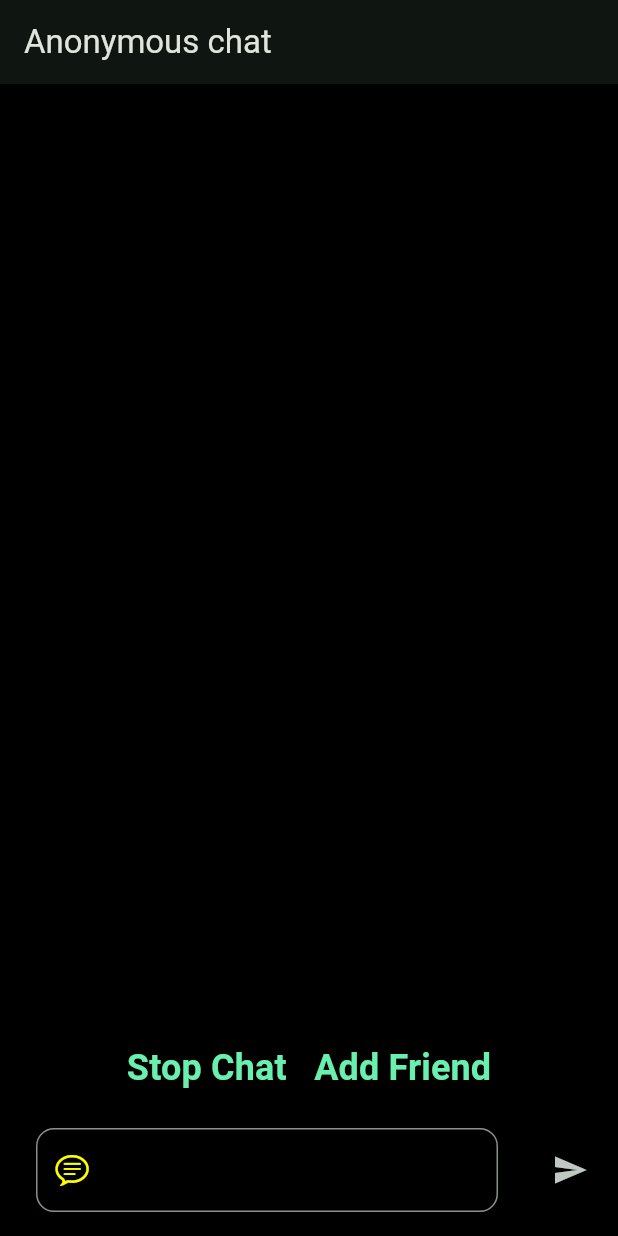
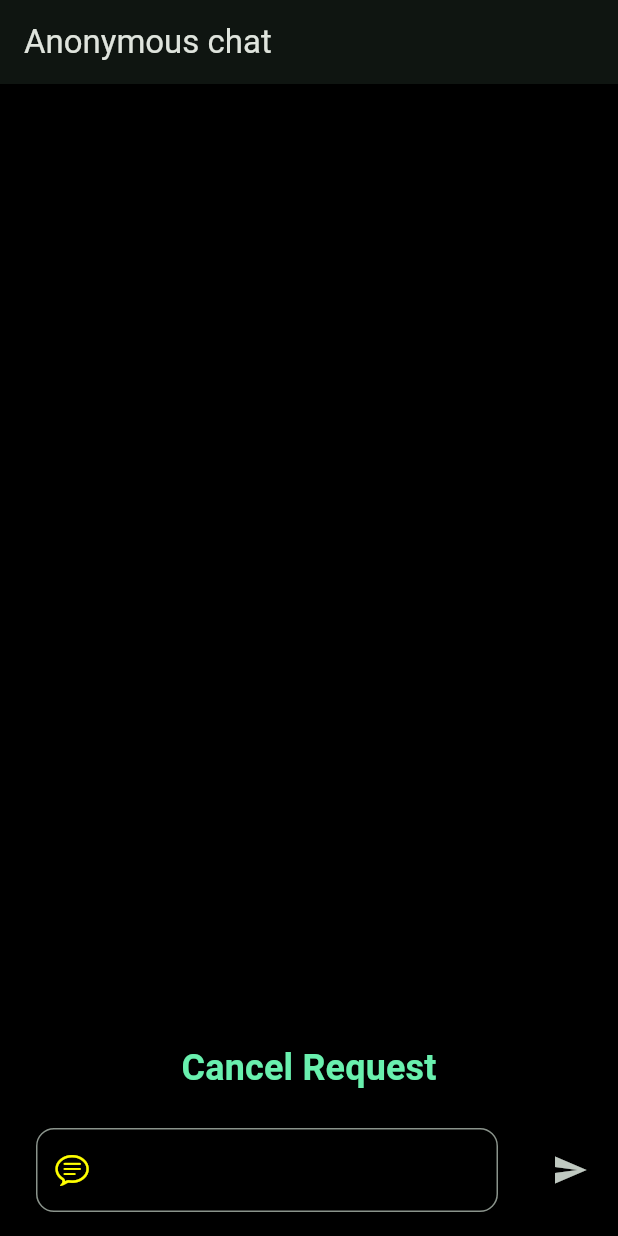
Before and after one commit to SCOSynoc/buzz_chat, a Flutter app: the ChatScreen screen opened directly with empty values, after a tap on "Add Friend", on a phone screen of 412 x 824 dp. Run offline on Flutter 3.47's test engine with Material 3 defaults, Android fonts, the phone set to English and light mode, and no system bars; our stand-ins replace avatar_glow, cloud_firestore, faker, firebase_auth, firebase_core, flutter_bloc and 6 more; missing offline and left inert: fluttermoji, get_ip_address, random_avatar; accounts and stored records are empty; generated files the repository leaves out were written again; Roboto replaces fonts that are missing (Acme).

Commit message:
The add friend request feature is completed

```diff
--- a/lib/blocs/AuthBlocs/auth_bloc.dart
+++ b/lib/blocs/AuthBlocs/auth_bloc.dart
@@ -3,6 +3,7 @@ import 'dart:convert';
 
 import 'package:buzz_chat/repository/Local_storage.dart';
 import 'package:buzz_chat/repository/auth_repositury.dart';
+import 'package:flutter/foundation.dart';
 import 'package:flutter_bloc/flutter_bloc.dart';
 import 'package:get_ip_address/get_ip_address.dart';
 
@@ -24,7 +25,9 @@ class AuthBloc extends Bloc<AuthEvents,AuthStates> {
     on<SendFriendRequest>(_onSendOrCancelFriendRequest);
     on<AcceptFriendRequest>(_onAcceptFriendRequest);
     on<RequestCheckIfAlreadyAFriend>(_onCheckIfAlreadyAFriend);
-  }
+    on<CheckIfAlreadyARequestSent>(_onCheckIfAlreadyRequestSent);
+    on<GetFriendRequestList>(_onGetFriendRequestList);
+    on<GetFriendsList>(_onGetFriendsList);
   }
 
   AuthService service = AuthService()..initializeInstances();
@@ -186,22 +189,58 @@ class AuthBloc extends Bloc<AuthEvents,AuthStates> {
   void _onSendOrCancelFriendRequest(SendFriendRequest event, Emitter<AuthStates> emit) async{
     print("The event called this is great ${event.friendId} and ${event.userId}");
     bool sentOrCancel = await service.sendOrCancelFriendRequest(event.userId, event.friendId);
+      print("The value in _onSendOrCancelFriendRequest :: () :: $sentOrCancel");
+    emit(AuthLoading(loading: true));
     if(sentOrCancel){
       emit(FriendRequestSent(alreadySent: sentOrCancel));
+      emit(AuthLoading(loading: false));
     }else{
       emit(FriendRequestSent(alreadySent: sentOrCancel));
+      emit(AuthLoading(loading: false));
+    }
+    /// To update text  state to 'add Friend' on chat screen we are calling this function
+    add(CheckIfAlreadyARequestSent(friendId: event.friendId, userId: event.userId));
+  }
+
+
+
+  void _onAcceptFriendRequest(AcceptFriendRequest event, Emitter<AuthStates> emit)async {
+    bool acceptOrReject = await service.acceptOrRejectFriendRequest(event.userId, event.friendId);
+    emit(AuthLoading(loading: true));
+    if(acceptOrReject){
+      emit(RequestAccepted(acceptOrReject: acceptOrReject));
+      emit(AuthLoading(loading: false));
+    }else{
+      emit(RequestAccepted(acceptOrReject: acceptOrReject));
+      emit(AuthLoading(loading: false));
     }
   }
 
-  void _onAcceptFriendRequest(AcceptFriendRequest event, Emitter<AuthStates> emit)async {
-    bool acceptOrReject = await service.acceptOrRejectFriendRequest(event.userId, event.friendId);
-    if(acceptOrReject){
-      emit(RequestAccepted(acceptOrReject: acceptOrReject));
+
+  void _onCheckIfAlreadyAFriend(RequestCheckIfAlreadyAFriend event, Emitter<AuthStates> emit) async {
+    bool done = await service.checkIfAlreadyAFriend(event.userId, event.friendId);
+    if(done) {
+      emit(AlreadyAFriend(alreadyFriend: done));
     }else{
-      emit(RequestAccepted(acceptOrReject: acceptOrReject));
+      emit(AlreadyAFriend(alreadyFriend: done));
     }
   }
 
-  void _onCheckIfAlreadyAFriend(RequestCheckIfAlreadyAFriend event, Emitter<AuthStates> emit) async {
-   bool done = await service.checkIfAlreadyAFriend(event.userId, event.friendId);
+
+  void _onCheckIfAlreadyRequestSent(CheckIfAlreadyARequestSent event, Emitter<AuthStates> emit) async {
+    bool done = await service.checkIfAFriendRequestSentOrNot(event.userId, event.friendId);
+    if(done) {
+      emit(FriendRequestSent(alreadySent: done));
+    }else{
+      emit(FriendRequestSent(alreadySent: done));
     }
+  }
+
+  void _onGetFriendRequestList(GetFriendRequestList event, Emitter<AuthStates> emit) async {
+
+  }
+
+  void _onGetFriendsList(GetFriendsList event, Emitter<AuthStates> emit) async {
+
+  }
+}
--- a/lib/blocs/AuthBlocs/auth_events.dart
+++ b/lib/blocs/AuthBlocs/auth_events.dart
@@ -69,3 +69,24 @@ class RequestCheckIfAlreadyAFriend extends AuthEvents {
   final String friendId;
   RequestCheckIfAlreadyAFriend({required this.friendId,required this.userId});
 }
+
+class CheckIfAlreadyARequestSent extends AuthEvents {
+  final String userId;
+  final String friendId;
+  CheckIfAlreadyARequestSent({required this.friendId,required this.userId});
+}
+
+class GetFriendRequestList extends AuthEvents {
+  final String currentUserID;
+  GetFriendRequestList({required this.currentUserID});
+}
+
+class GetFriendsList extends AuthEvents {
+  final String currentUserID;
+  GetFriendsList({required this.currentUserID});
+}
+
+class GetSentRequestList extends AuthEvents {
+  final String currentUserID;
+  GetSentRequestList({required this.currentUserID});
+}
--- a/lib/blocs/AuthBlocs/auth_states.dart
+++ b/lib/blocs/AuthBlocs/auth_states.dart
@@ -69,7 +69,18 @@ class RequestAccepted extends AuthStates {
   RequestAccepted({required this.acceptOrReject});
 }
 
+
+
 class AlreadyAFriend extends AuthStates {
-  final bool acceptOrReject;
-  AlreadyAFriend({required this.acceptOrReject});
+  final bool alreadyFriend;
+  AlreadyAFriend({required this.alreadyFriend});
 }
+
+
+
+class FriendsListFetched extends AuthStates {
+
+  final List<Users> friendsList;
+  FriendsListFetched({required this.friendsList});
+
+}
--- a/lib/repository/auth_repositury.dart
+++ b/lib/repository/auth_repositury.dart
@@ -276,10 +276,12 @@ class AuthService extends AuthRepository {
     if(doc.get('friendsRequestList').contains(friendId)) {
       print("THis value true is called or not");
       await _firebase.collection('users').doc(userId).update({'friendsRequestList': FieldValue.arrayRemove([friendId])});
+      await _firebase.collection('users').doc(friendId).update({'friendsRequestList': FieldValue.arrayRemove([userId])});
       return true;
     } else{
       print("THis value  false is called or not");
       await _firebase.collection('users').doc(userId).update({'friendsRequestList': FieldValue.arrayUnion([friendId])});
+      await _firebase.collection('users').doc(friendId).update({'friendsRequestList': FieldValue.arrayUnion([userId])});
       return false;
     }
   }
@@ -288,9 +290,11 @@ class AuthService extends AuthRepository {
     DocumentSnapshot doc = await _firebase.collection("users").doc(userId).get();
     if(doc.get('friendsList').contains(friendId)) {
       await _firebase.collection('users').doc(userId).update({'friendsList': FieldValue.arrayRemove([friendId])});
+      await _firebase.collection('users').doc(friendId).update({'friendsList': FieldValue.arrayRemove([userId])});
       return true;
     } else{
       await _firebase.collection('users').doc(userId).update({'friendsList': FieldValue.arrayUnion([friendId])});
+      await _firebase.collection('users').doc(friendId).update({'friendsList': FieldValue.arrayUnion([userId])});
       return false;
     }
   }
--- a/lib/screens/chat_screen.dart
+++ b/lib/screens/chat_screen.dart
@@ -47,7 +47,8 @@ class _ChatScreenState extends State<ChatScreen> {
 
 
 
-
+  String text = "Add Friend";
+  bool isLoading = false;
 
   Stream<List<Message>> msgList = Stream.value([]);
 
@@ -76,11 +77,13 @@ class _ChatScreenState extends State<ChatScreen> {
   @override
   void initState() {
    print("in chat screen initState():: ${widget.randomJoinedGuest?.gender} and ${widget.randomJoinedUser?.userName}");
+   context.read<AuthBloc>().add(RequestCheckIfAlreadyAFriend(friendId: widget.randomUserId, userId: widget.currentUserId));
    context.read<MessageBlocs>().add(GetMessagesRequested(
        userUid: widget.currentUserId,
        messageUid: "",
        receiverId: widget.randomUserId, chatRoomId: widget.chatRoomID));
-    super.initState();
+   context.read<AuthBloc>().add(CheckIfAlreadyARequestSent(friendId: widget.randomUserId, userId: widget.currentUserId));
+   super.initState();
 
   }
 
@@ -126,10 +129,10 @@ class _ChatScreenState extends State<ChatScreen> {
           child: Scaffold(
             backgroundColor: Colors.black,
             appBar: AppBar(
-              title: Row(
+              title: const Row(
                 mainAxisAlignment: MainAxisAlignment.spaceBetween,
                 children: [
-                  const Text("Anonymous chat"),
+                  Text("Anonymous chat"),
 
                 ],
               ),
@@ -152,23 +155,44 @@ class _ChatScreenState extends State<ChatScreen> {
                 Row(
                   mainAxisAlignment: MainAxisAlignment.center,
                   children: [
-                    TextButton(onPressed: (){
+                    /*TextButton(onPressed: (){
                       // context.read<MessageBlocs>().add(SaveChatsRequest(chatRoomID: widget.chatRoomID));
-                    },  child: const Text('Stop Chat'),),
+                      context.read<MessageBlocs>().add(DeleteChatRoomRequest(chatRoomID: widget.chatRoomID));
+                    },  child: const Text('Stop Chat'),),*/
+
                     BlocBuilder<AuthBloc,AuthStates>(
                       builder: (context,state) {
-                        String text = "Add Friend";
-                        if(state is FriendRequestSent) {
-                          setState(() {
-                            text = state.alreadySent ? "Cancel Request": "Add Friend";
-                          });
+                        return TextButton(onPressed: (){
+                             context.read<AuthBloc>().add(
+                                 SendFriendRequest(friendId: widget.randomUserId, userId: widget.currentUserId)
+                             );
+                        },  child: BlocListener<AuthBloc,AuthStates>(
+                            listener: (BuildContext context, state) {
+                              if(state is AlreadyAFriend) {
+                                setState(() {
+                                  text = state.alreadyFriend ? "Cancel Request": "Add Friend";
+                                  print('Here in front end chat screen in AlreadyAFriend - $text '
+                                      'and state condition is ${state.alreadyFriend}');
+                                });
+                              }
 
-                        }
-                        return TextButton(onPressed: (){
-                          context.read()<AuthBloc>().add(
-                              SendFriendRequest(friendId: widget.randomUserId, userId: widget.currentUserId)
-                          );
-                        },  child: Text(text),
+                              if(state is AuthLoading) {
+                                setState(() {
+                                  isLoading = state.loading;
+                                  print('Here in front end chat screen in AuthLoading - $text ');
+                                });
+                              }
+                              if(state is FriendRequestSent) {
+                                setState(() {
+                                  text = state.alreadySent? "Cancel Request": "Add Friend";
+                                  print('Here in front end chat screen in FriendRequestSent - $text '
+                                      'and state condition is ${state.alreadySent}');
+                                });
+                              }
+                            },
+                            child: isLoading ? const CircularProgressIndicator.adaptive():Text(text)
+
+                        ),
                         );
                       }
                     ),
--- a/lib/widgets/message_bubble.dart
+++ b/lib/widgets/message_bubble.dart
@@ -19,8 +19,8 @@ class MessageBubble extends StatelessWidget {
           borderRadius: BorderRadius.only(
             topLeft: const Radius.circular(12),
             topRight: const Radius.circular(12),
-            bottomLeft: isMe ? Radius.circular(12) : Radius.circular(0),
-            bottomRight: isMe ? Radius.circular(0) : Radius.circular(12),
+            bottomLeft: isMe ? const Radius.circular(12) : const Radius.circular(0),
+            bottomRight: isMe ? const Radius.circular(0) : const Radius.circular(12),
           ),
         ),
         child: Text(
```
Also changed, not shown: lib/screens/Friends_Screen.dart (+10 -1 lines), lib/widgets/friends_lists.dart (added, +25 -0 lines). Lines whose indentation alone changed are shown as unchanged.
